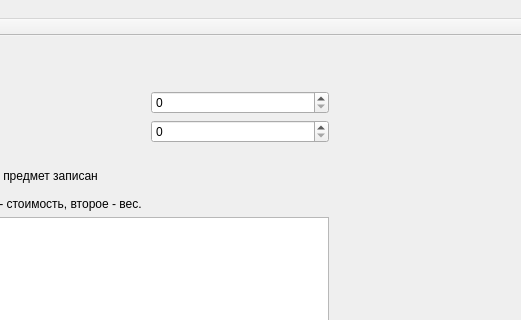
The window that src/practice/inputguiwindow.ui (AfanasiefDV/summer_practice) describes before a commit, drawn with Qt 5; both pictures show x 184 to 705 and y 0 to 320 of the 705 by 552 pixel window.
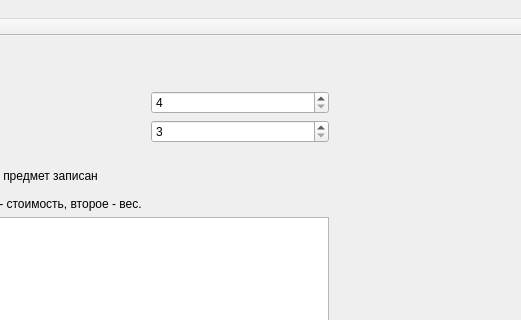
The same window after the commit.

```diff
--- a/src/practice/inputguiwindow.ui
+++ b/src/practice/inputguiwindow.ui
@@ -64,10 +64,27 @@
      </spacer>
     </item>
     <item row="1" column="1">
-     <widget class="QSpinBox" name="spinBox"/>
+     <widget class="QSpinBox" name="CapacityBox">
+      <property name="minimum">
+       <number>4</number>
+      </property>
+      <property name="maximum">
+       <number>200</number>
+      </property>
+     </widget>
     </item>
     <item row="3" column="1">
-     <widget class="QSpinBox" name="spinBox_2"/>
+     <widget class="QSpinBox" name="quantityItemsBox">
+      <property name="minimum">
+       <number>3</number>
+      </property>
+      <property name="maximum">
+       <number>20</number>
+      </property>
+      <property name="value">
+       <number>3</number>
+      </property>
+     </widget>
     </item>
     <item row="0" column="0">
      <widget class="QLabel" name="label_4">
```
Left out of the diff: 4 changed lines with no effect on the pictures.
